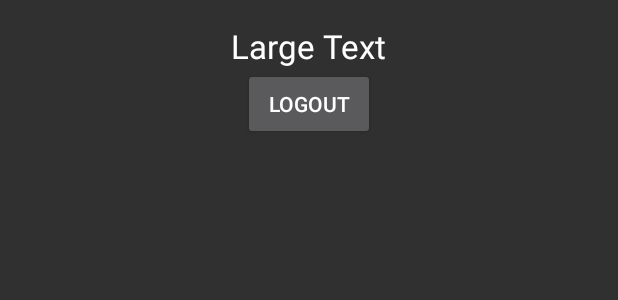
After one commit to asadzeynal/garden, an Android app: the layout activity_profile.xml on its own in the app's theme, with its tools: preview values and no code run, on a phone screen of 412 x 824 dp. The commit adds this screen. Shown: the top 300 px of the screen. Run offline under Robolectric (Android 15) with nearby library versions, the phone set to English and light mode, and no system bars.

Commit message:
Created Login Activity and a dummy profile activity

```diff
--- a/app/src/main/AndroidManifest.xml
+++ b/app/src/main/AndroidManifest.xml
@@ -17,7 +17,8 @@
                 <category android:name="android.intent.category.LAUNCHER" />
             </intent-filter>
         </activity>
-        <activity android:name=".Registration"></activity>
+        <activity android:name=".Registration" />
+        <activity android:name=".profileActivity"></activity>
     </application>
 
 </manifest>
--- /dev/null
+++ b/app/src/main/res/layout/activity_profile.xml
@@ -0,0 +1,35 @@
+<?xml version="1.0" encoding="utf-8"?>
+<RelativeLayout xmlns:android="http://schemas.android.com/apk/res/android"
+    xmlns:tools="http://schemas.android.com/tools"
+    android:id="@+id/activity_profile"
+    android:layout_width="match_parent"
+    android:layout_height="match_parent"
+    android:paddingBottom="@dimen/activity_vertical_margin"
+    android:paddingLeft="@dimen/activity_horizontal_margin"
+    android:paddingRight="@dimen/activity_horizontal_margin"
+    android:paddingTop="@dimen/activity_vertical_margin"
+    tools:context="com.dosweedos.myapplication.ProfileActivity">
+
+    <LinearLayout
+        android:orientation="vertical"
+        android:layout_width="match_parent"
+        android:layout_height="match_parent"
+        android:layout_centerVertical="true"
+        android:layout_centerHorizontal="true">
+
+        <TextView
+            android:text="Large Text"
+            android:layout_width="wrap_content"
+            android:layout_height="wrap_content"
+            android:textAppearance="?android:textAppearanceLarge"
+            android:layout_gravity="center_horizontal"
+            android:id="@+id/textViewUserEmail" />
+
+        <Button
+            android:text="Logout"
+            android:layout_width="wrap_content"
+            android:layout_height="wrap_content"
+            android:id="@+id/buttonLogout"
+            android:layout_gravity="center_horizontal"/>
+    </LinearLayout>
+</RelativeLayout>
```
Also changed, not shown: app/src/main/java/com/dosweedos/myapplication/Login.java (+60 -42 lines), app/src/main/java/com/dosweedos/myapplication/ProfileActivity.java (added, +13 -0 lines), app/src/main/java/com/dosweedos/myapplication/Registration.java (+10 -1 lines), app/src/main/res/layout/activity_main.xml (+16 -16 lines).
